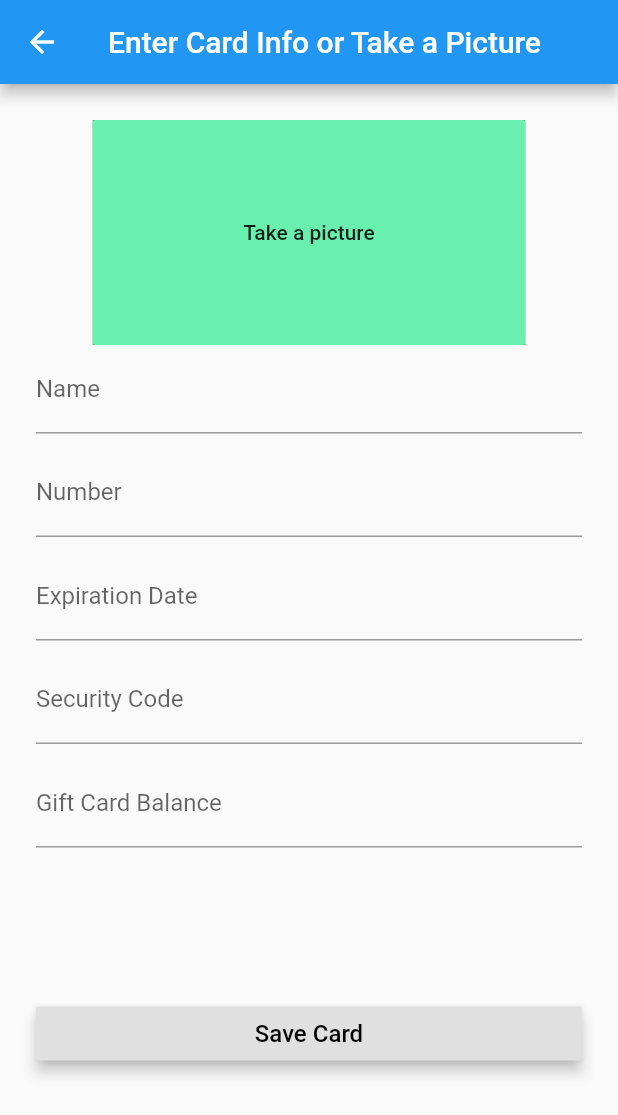
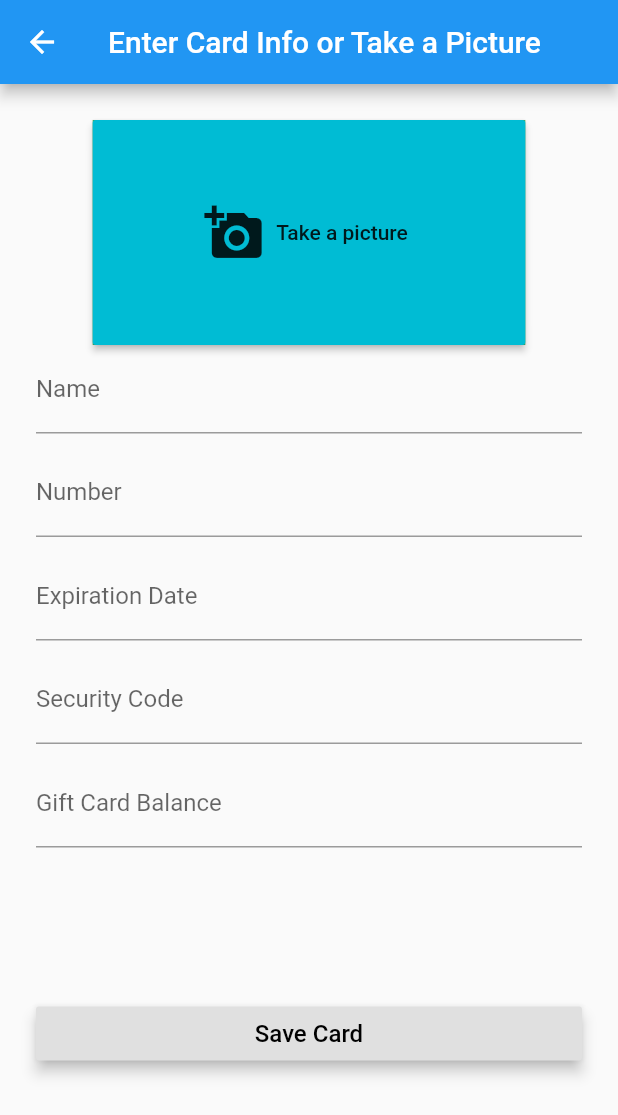
Before and after one commit to jonasccosta/Comp-225-Flutter-Giftcards, a Flutter app: the CreateNewCardScreen screen opened directly, on a phone screen of 412 x 824 dp. Shown: the top 1115 px of the screen. Run offline on Flutter 3.47's test engine with Material 2 defaults, Android fonts, the phone set to English and light mode, and no system bars; our stand-ins replace sqflite; missing offline and left inert: camera_camera; accounts and stored records are empty.

Commit message:
Changed the button at the top of the Enter a new card screen

```diff
--- a/lib/Create_New_Card_Screen.dart
+++ b/lib/Create_New_Card_Screen.dart
@@ -232,9 +232,10 @@ class CreateNewCardScreenState extends State<CreateNewCardScreen> {
                     child: ButtonTheme(
                       minWidth: double.infinity,
                       height: double.infinity,
-                      child: FlatButton(
-                          color:Colors.greenAccent,
-                          child:
+                      child: RaisedButton.icon(
+                          color:Colors.cyan,
+                          icon: Icon(Icons.add_a_photo, size: 40),
+                          label:
                           _frontCardImage != null ? Image.file(_frontCardImage) : Text("Take a picture"),
                           onPressed: () async {
                             _frontCardImage = await showDialog(
```
